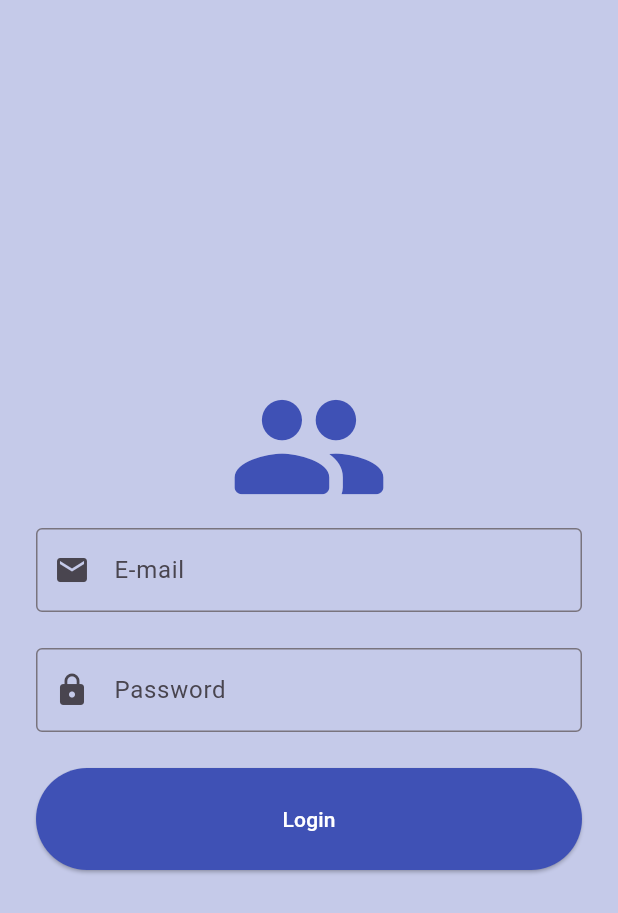
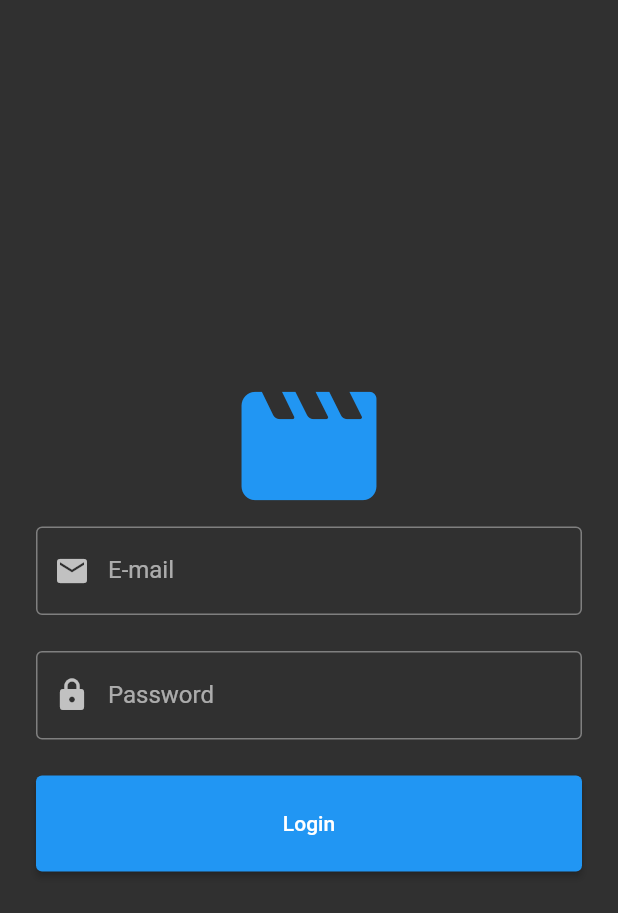
Before and after one commit to laripeanuts/dw-flutter-movieapp, a Flutter app: the screen it shows after launch, on a phone screen of 412 x 824 dp. Shown: the top 913 px of the screen. Run offline on Flutter 3.47's test engine with Material 2 defaults, Android fonts, the phone set to English and light mode, and no system bars; our stand-ins replace dio, shared_preferences.

Commit message:
style: :lipstick: change the theme to dark and primary color to blue

```diff
--- a/lib/components/login/button.dart
+++ b/lib/components/login/button.dart
@@ -12,9 +12,7 @@ class LoginButton extends StatelessWidget {
       valueListenable: loginController.loading,
       builder: (_, loading, __) => loading
           ? const Center(
-              child: CircularProgressIndicator(
-                color: Colors.indigo,
-              ),
+              child: CircularProgressIndicator(),
             )
           : ElevatedButton(
               onPressed: () {
@@ -34,7 +32,7 @@ class LoginButton extends StatelessWidget {
               },
               style: ElevatedButton.styleFrom(
                 foregroundColor: Colors.white,
-                backgroundColor: Colors.indigo,
+                backgroundColor: Colors.blue,
                 padding: const EdgeInsets.all(24),
               ),
               child: const Text('Login'),
--- a/lib/main.dart
+++ b/lib/main.dart
@@ -17,8 +17,8 @@ class MyApp extends StatelessWidget {
         title: 'Movie App',
         debugShowCheckedModeBanner: false,
         theme: ThemeData(
-          primarySwatch: Colors.indigo,
-          useMaterial3: true,
+          brightness: Brightness.dark,
+          primaryColor: Colors.blue,
         ),
         initialRoute: '/',
         routes: {
--- a/lib/pages/detail_page.dart
+++ b/lib/pages/detail_page.dart
@@ -11,7 +11,7 @@ class DetailPage extends StatelessWidget {
     return Scaffold(
         appBar: AppBar(
           title: Text(movie.title, style: const TextStyle(color: Colors.white)),
-          backgroundColor: Colors.indigoAccent,
+          backgroundColor: Colors.blue,
           iconTheme: const IconThemeData(color: Colors.white),
         ),
         body: Container(
--- a/lib/pages/home_page.dart
+++ b/lib/pages/home_page.dart
@@ -25,7 +25,7 @@ class _HomePageState extends State<HomePage> {
       appBar: AppBar(
         title:
             const Text('My best movies', style: TextStyle(color: Colors.white)),
-        backgroundColor: Colors.indigoAccent,
+        backgroundColor: Colors.blue,
         actions: [
           IconButton(
             onPressed: () {
@@ -77,7 +77,7 @@ class _HomePageState extends State<HomePage> {
           _controller.create();
         },
         tooltip: 'Add new movie',
-        backgroundColor: Colors.indigoAccent,
+        backgroundColor: Colors.blue,
         child: const Icon(Icons.add, color: Colors.white),
       ),
     );
--- a/lib/pages/login_page.dart
+++ b/lib/pages/login_page.dart
@@ -11,14 +11,13 @@ class LoginPage extends StatelessWidget {
   Widget build(BuildContext context) {
     return Scaffold(
         body: Container(
-            color: Colors.indigo.shade100,
             padding: const EdgeInsets.all(24),
             child: Column(
               mainAxisAlignment: MainAxisAlignment.center,
               crossAxisAlignment: CrossAxisAlignment.stretch,
               children: [
-                const Icon(Icons.people_rounded,
-                    size: 108, color: Colors.indigo),
+                const Icon(Icons.movie_creation_rounded,
+                    size: 108, color: Colors.blue),
                 CustomTextField(
                     label: 'E-mail',
                     hint: 'Enter your e-mail',
--- a/lib/pages/splash_page.dart
+++ b/lib/pages/splash_page.dart
@@ -24,10 +24,10 @@ class _SplashPageState extends State<SplashPage> {
   @override
   Widget build(BuildContext context) {
     return Container(
-      color: Colors.indigo,
+      color: Colors.blueAccent,
       child: const Center(
         child: CircularProgressIndicator(
-          color: Colors.indigoAccent,
+          color: Colors.blue,
         ),
       ),
     );
--- a/lib/widgets/custom_text_field.dart
+++ b/lib/widgets/custom_text_field.dart
@@ -21,7 +21,6 @@ class CustomTextField extends StatelessWidget {
       decoration: InputDecoration(
         labelText: label,
         hintText: hint,
-        hintStyle: const TextStyle(color: Colors.grey),
         prefixIcon: Icon(icon),
         border: const OutlineInputBorder(),
       ),
```
